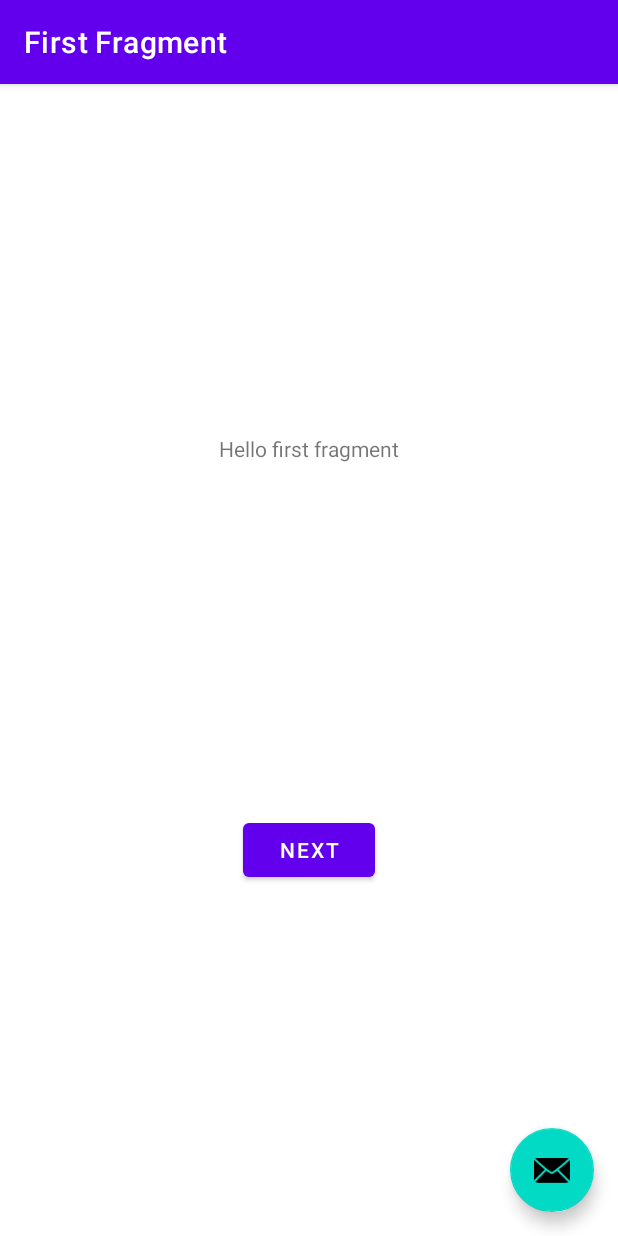
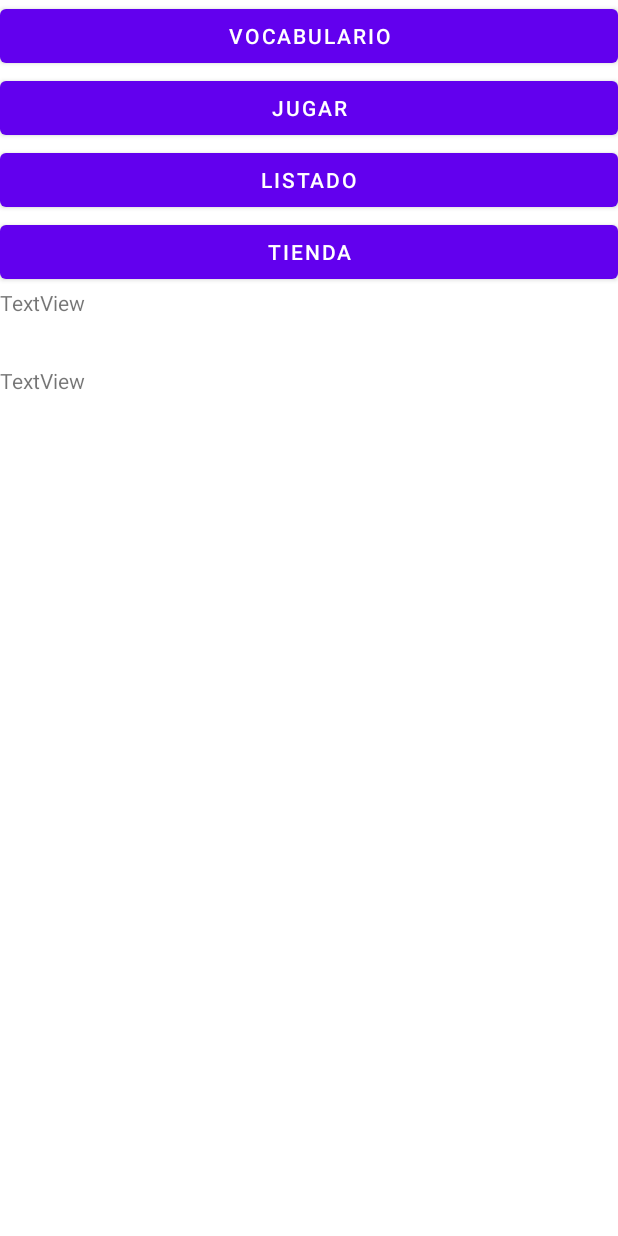
Before and after one commit to Nidael123/KR2, an Android app: the activity_menu screen opened directly, with no data from a screen before it, on a phone screen of 412 x 824 dp. Run offline under Robolectric (Android 15) with nearby library versions, the phone set to English and light mode, and no system bars; network calls fail; 1 statement that could not run was skipped.

Commit message:
v0.0.3 fase 3 casi terminada

```diff
--- a/app/src/main/java/com/example/kr2/FirstFragment.java
+++ /dev/null
@@ -1,47 +0,0 @@
-package com.example.kr2;
-
-import android.os.Bundle;
-import android.view.LayoutInflater;
-import android.view.View;
-import android.view.ViewGroup;
-
-import androidx.annotation.NonNull;
-import androidx.fragment.app.Fragment;
-import androidx.navigation.fragment.NavHostFragment;
-
-import com.example.kr2.databinding.FragmentFirstBinding;
-
-public class FirstFragment extends Fragment {
-
-    private FragmentFirstBinding binding;
-
-    @Override
-    public View onCreateView(
-            LayoutInflater inflater, ViewGroup container,
-            Bundle savedInstanceState
-    ) {
-
-        binding = FragmentFirstBinding.inflate(inflater, container, false);
-        return binding.getRoot();
-
-    }
-
-    public void onViewCreated(@NonNull View view, Bundle savedInstanceState) {
-        super.onViewCreated(view, savedInstanceState);
-
-        binding.buttonFirst.setOnClickListener(new View.OnClickListener() {
-            @Override
-            public void onClick(View view) {
-                NavHostFragment.findNavController(FirstFragment.this)
-                        .navigate(R.id.action_FirstFragment_to_SecondFragment);
-            }
-        });
-    }
-
-    @Override
-    public void onDestroyView() {
-        super.onDestroyView();
-        binding = null;
-    }
-
-}
--- a/app/src/main/java/com/example/kr2/MainActivity.java
+++ b/app/src/main/java/com/example/kr2/MainActivity.java
@@ -70,7 +70,7 @@ public class MainActivity extends AppCompatActivity {
         start.setOnClickListener(new View.OnClickListener() {
             @Override
             public void onClick(View view) {
-                Log.d("Prueba","enviar al a");
+                startActivity(new Intent(MainActivity.this,activity_menu.class));
             }
         });
         login.setOnClickListener(new View.OnClickListener() {
--- a/app/src/main/java/com/example/kr2/activity_menu.java
+++ b/app/src/main/java/com/example/kr2/activity_menu.java
@@ -1,51 +1,51 @@
 package com.example.kr2;
-
-import android.os.Bundle;
-
-import com.google.android.material.snackbar.Snackbar;
 
 import androidx.appcompat.app.AppCompatActivity;
 
+import android.content.Intent;
+import android.os.Bundle;
 import android.view.View;
-
-import androidx.navigation.NavController;
-import androidx.navigation.Navigation;
-import androidx.navigation.ui.AppBarConfiguration;
-import androidx.navigation.ui.NavigationUI;
-
-import com.example.kr2.databinding.ActivityMenuBinding;
+import android.widget.Button;
 
 public class activity_menu extends AppCompatActivity {
 
-    private AppBarConfiguration appBarConfiguration;
-    private ActivityMenuBinding binding;
+    //cargar los datos del usaurio aqui o en la pestaña de main
 
+    Button btn_jugar,btn_tienda,btn_vocabulario,btn_listado;
     @Override
     protected void onCreate(Bundle savedInstanceState) {
         super.onCreate(savedInstanceState);
+        setContentView(R.layout.activity_menu);
 
-        binding = ActivityMenuBinding.inflate(getLayoutInflater());
-        setContentView(binding.getRoot());
+        btn_jugar = (Button) findViewById(R.id.btn_jugar);
+        btn_listado = (Button) findViewById(R.id.btn_listadok);
+        btn_tienda = (Button) findViewById(R.id.btn_tienda);
+        btn_vocabulario = (Button) findViewById(R.id.btn_vocabulario);
 
-        setSupportActionBar(binding.toolbar);
-
-        NavController navController = Navigation.findNavController(this, R.id.nav_host_fragment_content_activity_menu);
-        appBarConfiguration = new AppBarConfiguration.Builder(navController.getGraph()).build();
-        NavigationUI.setupActionBarWithNavController(this, navController, appBarConfiguration);
-
-        binding.fab.setOnClickListener(new View.OnClickListener() {
+.             btn_jugar.setOnClickListener(new View.OnClickListener() {
             @Override
             public void onClick(View view) {
-                Snackbar.make(view, "Replace with your own action", Snackbar.LENGTH_LONG)
-                        .setAction("Action", null).show();
+                startActivity(new Intent(activity_menu.this,activity_jugar.class));
             }
         });
-    }
+        btn_listado.setOnClickListener(new View.OnClickListener() {
+            @Override
+            public void onClick(View view) {
+                startActivity(new Intent(activity_menu.this,activity_listadok.class));
+            }
+        });
+        btn_tienda.setOnClickListener(new View.OnClickListener() {
+            @Override
+            public void onClick(View view) {
+                startActivity(new Intent(activity_menu.this,activity_tienda.class));
+            }
+        });
+        btn_vocabulario.setOnClickListener(new View.OnClickListener() {
+            @Override
+            public void onClick(View view) {
+                startActivity(new Intent(activity_menu.this,activity_vocabulario.class));
+            }
+        });
 
-    @Override
-    public boolean onSupportNavigateUp() {
-        NavController navController = Navigation.findNavController(this, R.id.nav_host_fragment_content_activity_menu);
-        return NavigationUI.navigateUp(navController, appBarConfiguration)
-                || super.onSupportNavigateUp();
     }
 }
--- a/app/src/main/res/layout/activity_menu.xml
+++ b/app/src/main/res/layout/activity_menu.xml
@@ -1,34 +1,51 @@
 <?xml version="1.0" encoding="utf-8"?>
-<androidx.coordinatorlayout.widget.CoordinatorLayout xmlns:android="http://schemas.android.com/apk/res/android"
+<androidx.constraintlayout.widget.ConstraintLayout xmlns:android="http://schemas.android.com/apk/res/android"
     xmlns:app="http://schemas.android.com/apk/res-auto"
     xmlns:tools="http://schemas.android.com/tools"
     android:layout_width="match_parent"
     android:layout_height="match_parent"
     tools:context=".activity_menu">
 
-    <com.google.android.material.appbar.AppBarLayout
+    <LinearLayout
         android:layout_width="match_parent"
-        android:layout_height="wrap_content"
-        android:theme="@style/Theme.KR2.AppBarOverlay">
+        android:layout_height="match_parent"
+        android:orientation="vertical">
 
-        <androidx.appcompat.widget.Toolbar
-            android:id="@+id/toolbar"
+        <Button
+            android:id="@+id/btn_vocabulario"
             android:layout_width="match_parent"
-            android:layout_height="?attr/actionBarSize"
-            android:background="?attr/colorPrimary"
-            app:popupTheme="@style/Theme.KR2.PopupOverlay" />
+            android:layout_height="wrap_content"
+            android:text="VOCABULARIO" />
 
-    </com.google.android.material.appbar.AppBarLayout>
+        <Button
+            android:id="@+id/btn_jugar"
+            android:layout_width="match_parent"
+            android:layout_height="wrap_content"
+            android:text="JUGAR" />
 
-    <include layout="@layout/content_activity_menu" />
+        <Button
+            android:id="@+id/btn_listadok"
+            android:layout_width="match_parent"
+            android:layout_height="wrap_content"
+            android:text="LISTADO" />
 
-    <com.google.android.material.floatingactionbutton.FloatingActionButton
-        android:id="@+id/fab"
-        android:layout_width="wrap_content"
-        android:layout_height="wrap_content"
-        android:layout_gravity="bottom|end"
-        android:layout_marginEnd="@dimen/fab_margin"
-        android:layout_marginBottom="16dp"
-        app:srcCompat="@android:drawable/ic_dialog_email" />
+        <Button
+            android:id="@+id/btn_tienda"
+            android:layout_width="match_parent"
+            android:layout_height="wrap_content"
+            android:text="TIENDA" />
 
-</androidx.coordinatorlayout.widget.CoordinatorLayout>
+        <TextView
+            android:id="@+id/txte_monedas"
+            android:layout_width="match_parent"
+            android:layout_height="52dp"
+            android:text="TextView" />
+
+        <TextView
+            android:id="@+id/txt_monedaspagadas"
+            android:layout_width="match_parent"
+            android:layout_height="53dp"
+            android:text="TextView" />
+    </LinearLayout>
+
+</androidx.constraintlayout.widget.ConstraintLayout>
--- a/app/src/main/res/layout/content_activity_menu.xml
+++ /dev/null
@@ -1,19 +0,0 @@
-<?xml version="1.0" encoding="utf-8"?>
-<androidx.constraintlayout.widget.ConstraintLayout xmlns:android="http://schemas.android.com/apk/res/android"
-    xmlns:app="http://schemas.android.com/apk/res-auto"
-    android:layout_width="match_parent"
-    android:layout_height="match_parent"
-    app:layout_behavior="@string/appbar_scrolling_view_behavior">
-
-    <fragment
-        android:id="@+id/nav_host_fragment_content_activity_menu"
-        android:name="androidx.navigation.fragment.NavHostFragment"
-        android:layout_width="0dp"
-        android:layout_height="0dp"
-        app:defaultNavHost="true"
-        app:layout_constraintBottom_toBottomOf="parent"
-        app:layout_constraintLeft_toLeftOf="parent"
-        app:layout_constraintRight_toRightOf="parent"
-        app:layout_constraintTop_toTopOf="parent"
-        app:navGraph="@navigation/nav_graph" />
-</androidx.constraintlayout.widget.ConstraintLayout>
--- a/app/src/main/res/layout/fragment_first.xml
+++ /dev/null
@@ -1,28 +0,0 @@
-<?xml version="1.0" encoding="utf-8"?>
-<androidx.constraintlayout.widget.ConstraintLayout xmlns:android="http://schemas.android.com/apk/res/android"
-    xmlns:app="http://schemas.android.com/apk/res-auto"
-    xmlns:tools="http://schemas.android.com/tools"
-    android:layout_width="match_parent"
-    android:layout_height="match_parent"
-    tools:context=".FirstFragment">
-
-    <TextView
-        android:id="@+id/textview_first"
-        android:layout_width="wrap_content"
-        android:layout_height="wrap_content"
-        android:text="@string/hello_first_fragment"
-        app:layout_constraintBottom_toTopOf="@id/button_first"
-        app:layout_constraintEnd_toEndOf="parent"
-        app:layout_constraintStart_toStartOf="parent"
-        app:layout_constraintTop_toTopOf="parent" />
-
-    <Button
-        android:id="@+id/button_first"
-        android:layout_width="wrap_content"
-        android:layout_height="wrap_content"
-        android:text="@string/next"
-        app:layout_constraintBottom_toBottomOf="parent"
-        app:layout_constraintEnd_toEndOf="parent"
-        app:layout_constraintStart_toStartOf="parent"
-        app:layout_constraintTop_toBottomOf="@id/textview_first" />
-</androidx.constraintlayout.widget.ConstraintLayout>
```
Also changed, not shown: app/src/main/AndroidManifest.xml (+12 -0 lines), app/src/main/java/com/example/kr2/SecondFragment.java (deleted, +0 -47 lines), app/src/main/java/com/example/kr2/activity_jugar.java (added, +14 -0 lines), app/src/main/java/com/example/kr2/activity_listadok.java (added, +14 -0 lines), app/src/main/java/com/example/kr2/activity_tienda.java (added, +14 -0 lines), app/src/main/java/com/example/kr2/activity_vocabulario.java (added, +14 -0 lines), app/src/main/res/layout/activity_jugar.xml (added, +9 -0 lines), app/src/main/res/layout/activity_listadok.xml (added, +9 -0 lines), app/src/main/res/layout/activity_tienda.xml (added, +9 -0 lines), app/src/main/res/layout/activity_vocabulario.xml (added, +9 -0 lines), app/src/main/res/layout/fragment_second.xml (deleted, +0 -27 lines).
